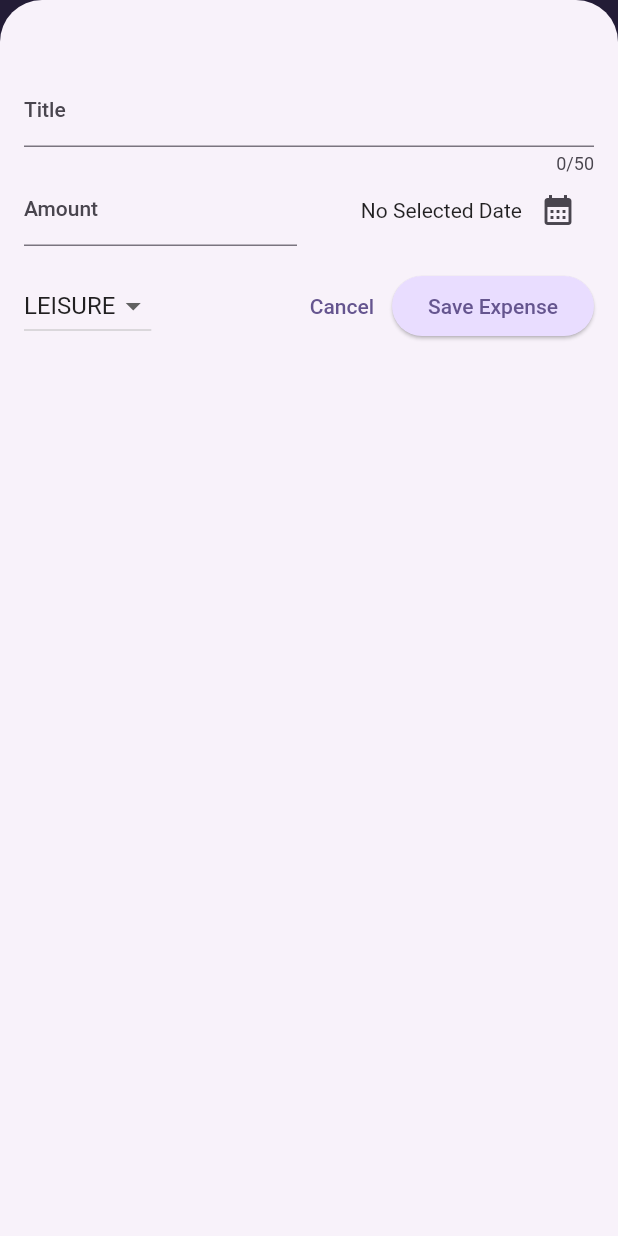
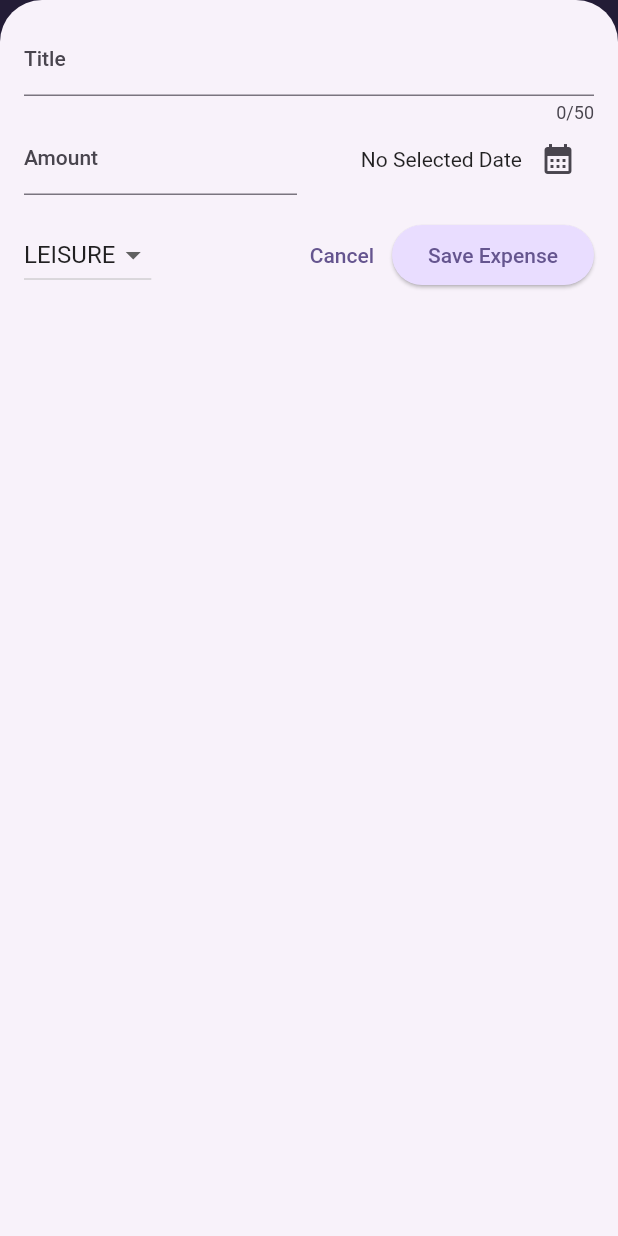
Before and after one commit to cdivyansh123/expense_tracker_app_flutter, a Flutter app: the screen it shows after launch, after a tap on the "add" icon, on a phone screen of 412 x 824 dp. Run offline on Flutter 3.47's test engine with Material 2 defaults, Android fonts, the phone set to English and light mode, and no system bars.

Commit message:
Final Commit

```diff
--- a/lib/main.dart
+++ b/lib/main.dart
@@ -1,48 +1,37 @@
 import 'package:expense_tracker_app_flutter/widgets/expenses.dart';
 import 'package:flutter/material.dart';
-import 'package:flutter/services.dart';
 
 var KcolorScheme =
-    ColorScheme.fromSeed(
+    ColorScheme.fromSeed(seedColor: const Color.fromARGB(255, 96, 59, 181));
 
-        seedColor: Color.fromARGB(255, 96, 59, 181));
-
-var kDarkScheme =
-    ColorScheme.fromSeed(
+var kDarkScheme = ColorScheme.fromSeed(
     brightness: Brightness.dark,
-        seedColor: Color.fromARGB(255, 5, 99, 125)
-    );
+    seedColor: const Color.fromARGB(255, 5, 99, 125));
 
 void main() {
-  // WidgetsFlutterBinding.ensureInitialized();
-  // SystemChrome.setPreferredOrientations([
-  //   DeviceOrientation.portraitUp,
-  //
-  // ]).then((fn){
   runApp(MaterialApp(
     darkTheme: ThemeData.dark().copyWith(
       useMaterial3: true,
       colorScheme: kDarkScheme,
-        cardTheme: CardTheme().copyWith(
+      cardTheme: const CardTheme().copyWith(
         color: kDarkScheme.secondaryContainer,
-          margin: EdgeInsets.symmetric(horizontal: 16, vertical: 8),
+        margin: const EdgeInsets.symmetric(horizontal: 16, vertical: 8),
       ),
       elevatedButtonTheme: ElevatedButtonThemeData(
         style: ElevatedButton.styleFrom(
             backgroundColor: kDarkScheme.primaryContainer,
-              foregroundColor: kDarkScheme.onPrimaryContainer
-          ),
+            foregroundColor: kDarkScheme.onPrimaryContainer),
       ),
     ),
     theme: ThemeData().copyWith(
         useMaterial3: true,
         colorScheme: KcolorScheme,
-          appBarTheme: AppBarTheme().copyWith(
+        appBarTheme: const AppBarTheme().copyWith(
             backgroundColor: KcolorScheme.onPrimaryContainer,
             foregroundColor: KcolorScheme.primaryContainer),
-          cardTheme: CardTheme().copyWith(
+        cardTheme: const CardTheme().copyWith(
           color: KcolorScheme.secondaryContainer,
-            margin: EdgeInsets.symmetric(horizontal: 16, vertical: 8),
+          margin: const EdgeInsets.symmetric(horizontal: 16, vertical: 8),
         ),
         elevatedButtonTheme: ElevatedButtonThemeData(
           style: ElevatedButton.styleFrom(
@@ -56,9 +45,7 @@
               fontSize: 16,
             ))),
     // themeMode: ThemeMode.system,
-      home: Expense(),
+    home: const Expense(),
     debugShowCheckedModeBanner: false,
   ));
-  // });
-
 }
--- a/lib/models/expenses.dart
+++ b/lib/models/expenses.dart
@@ -1,9 +1,8 @@
-import 'package:flutter/cupertino.dart';
 import 'package:flutter/material.dart';
 import 'package:intl/intl.dart';
 import 'package:uuid/uuid.dart';
 
-final uuid = Uuid();
+const uuid = Uuid();
 
 enum Category { food, travel, leisure, work }
 
@@ -35,25 +34,24 @@
   }
 }
 
-
-class ExpenseBucket{
+class ExpenseBucket {
   ExpenseBucket({
     required this.category,
     required this.expenses,
-});
+  });
 
-  ExpenseBucket.forCategory(
-      List<Expenses> allExpenses,
-      this.category
-      ):expenses=allExpenses.where((expense) => expense.category == category).toList();
+  ExpenseBucket.forCategory(List<Expenses> allExpenses, this.category)
+      : expenses = allExpenses
+            .where((expense) => expense.category == category)
+            .toList();
 
   final Category category;
   final List<Expenses> expenses;
 
-  double get totalExpenses{
-    double sum=0;
-    for(final expense in expenses){
-      sum=sum+expense.amount;
+  double get totalExpenses {
+    double sum = 0;
+    for (final expense in expenses) {
+      sum = sum + expense.amount;
     }
 
     return sum;
--- a/lib/widgets/chart/chart.dart
+++ b/lib/widgets/chart/chart.dart
@@ -1,6 +1,4 @@
 import 'package:flutter/material.dart';
-
-
 
 import '../../models/expenses.dart';
 import 'chart_bar.dart';
--- a/lib/widgets/chart/chart_bar.dart
+++ b/lib/widgets/chart/chart_bar.dart
@@ -21,7 +21,7 @@
             decoration: BoxDecoration(
               shape: BoxShape.rectangle,
               borderRadius:
-              const BorderRadius.vertical(top: Radius.circular(8)),
+                  const BorderRadius.vertical(top: Radius.circular(8)),
               color: isDarkMode
                   ? Theme.of(context).colorScheme.secondary
                   : Theme.of(context).colorScheme.primary.withOpacity(0.65),
--- a/lib/widgets/expense_list/expenses_item.dart
+++ b/lib/widgets/expense_list/expenses_item.dart
@@ -1,4 +1,3 @@
-import 'package:flutter/cupertino.dart';
 import 'package:flutter/material.dart';
 
 import '../../models/expenses.dart';
@@ -12,12 +11,15 @@
   Widget build(BuildContext context) {
     return Card(
       child: Padding(
-        padding: EdgeInsets.symmetric(horizontal: 20, vertical: 16),
+        padding: const EdgeInsets.symmetric(horizontal: 20, vertical: 16),
         child: Column(
           crossAxisAlignment: CrossAxisAlignment.start,
           children: [
-            Text(expense.title,style: Theme.of(context).textTheme.titleLarge,),
-            SizedBox(
+            Text(
+              expense.title,
+              style: Theme.of(context).textTheme.titleLarge,
+            ),
+            const SizedBox(
               height: 4,
             ),
             Row(
@@ -27,7 +29,7 @@
                 Row(
                   children: [
                     Icon(categoryIcons[expense.category]),
-                    SizedBox(
+                    const SizedBox(
                       height: 8,
                     ),
                     Text(expense.formattedDate),
--- a/lib/widgets/expense_list/expenses_list.dart
+++ b/lib/widgets/expense_list/expenses_list.dart
@@ -1,11 +1,10 @@
-import 'package:flutter/cupertino.dart';
 import 'package:flutter/material.dart';
 
 import '../../models/expenses.dart';
 import 'expenses_item.dart';
 
 class ExpenseList extends StatelessWidget {
-  ExpenseList(
+  const ExpenseList(
       {super.key, required this.expenses, required this.onRemoveExpenses});
 
   final List<Expenses> expenses;
@@ -20,8 +19,7 @@
           background: Container(
             color: Theme.of(context).colorScheme.error.withOpacity(0.75),
             margin: EdgeInsets.symmetric(
-              horizontal: Theme.of(context).cardTheme.margin!.horizontal
-            ),
+                horizontal: Theme.of(context).cardTheme.margin!.horizontal),
           ),
           onDismissed: (direction) {
             onRemoveExpenses(expenses[index]);
--- a/lib/widgets/expenses.dart
+++ b/lib/widgets/expenses.dart
@@ -6,6 +6,8 @@
 import '../models/expenses.dart';
 
 class Expense extends StatefulWidget {
+  const Expense({super.key});
+
   @override
   State<Expense> createState() {
     return _ExpenseState();
@@ -28,6 +30,7 @@
 
   void _openAddExpense() {
     showModalBottomSheet(
+        useSafeArea: true,
         isScrollControlled: true,
         context: context,
         builder: (ctx) => NewExpense(onAddExpense: addExpense));
@@ -45,8 +48,8 @@
       _registerExpense.remove(expense);
     });
     ScaffoldMessenger.of(context).showSnackBar(SnackBar(
-      duration: Duration(seconds: 3),
-      content: Text("Expense Deleted"),
+      duration: const Duration(seconds: 3),
+      content: const Text("Expense Deleted"),
       action: SnackBarAction(
         label: 'Undo',
         onPressed: () {
@@ -60,8 +63,8 @@
 
   @override
   Widget build(BuildContext context) {
-    final width=MediaQuery.of(context).size.width;
-    Widget maincontent = Center(
+    final width = MediaQuery.of(context).size.width;
+    Widget maincontent = const Center(
       child: Text("No expense found "),
     );
     if (_registerExpense.isNotEmpty) {
@@ -72,21 +75,24 @@
     }
     return Scaffold(
       appBar: AppBar(
-        title: Text("Expense Tracker"),
+        title: const Text("Expense Tracker"),
         actions: [
           IconButton(
               onPressed: () {
                 _openAddExpense();
                 //todo
               },
-              icon: Icon(Icons.add)),
+              icon: const Icon(Icons.add)),
         ],
       ),
-      body: width <600 ? Column(
+      body: width < 600
+          ? Column(
               children: [
                 Chart(expenses: _registerExpense),
-          Expanded(child: maincontent)],
-      ) : Row(
+                Expanded(child: maincontent)
+              ],
+            )
+          : Row(
               children: [
                 Expanded(child: Chart(expenses: _registerExpense)),
                 Expanded(child: maincontent)
--- a/lib/widgets/new_expense.dart
+++ b/lib/widgets/new_expense.dart
@@ -1,10 +1,10 @@
+import 'dart:io';
 import 'package:flutter/cupertino.dart';
 import 'package:flutter/material.dart';
-
 import '../models/expenses.dart';
 
 class NewExpense extends StatefulWidget {
-  NewExpense({super.key, required this.onAddExpense});
+  const NewExpense({super.key, required this.onAddExpense});
 
   final void Function(Expenses expense) onAddExpense;
 
@@ -33,6 +33,40 @@
     });
   }
 
+  void _showDialog() {
+    if (Platform.isIOS) {
+      showCupertinoDialog(
+          context: context,
+          builder: (ctx) => CupertinoAlertDialog(
+                title: const Text("Invalid Input"),
+                content: const Text(
+                    "please make sure a valid title, amount, date and category was entered"),
+                actions: [
+                  TextButton(
+                      onPressed: () {
+                        Navigator.pop(ctx);
+                      },
+                      child: const Text("close"))
+                ],
+              ));
+    } else {
+      showDialog(
+          context: context,
+          builder: (ctx) => AlertDialog(
+                title: const Text("Invalid Input"),
+                content: const Text(
+                    "please make sure a valid title, amount, date and category was entered"),
+                actions: [
+                  TextButton(
+                      onPressed: () {
+                        Navigator.pop(ctx);
+                      },
+                      child: const Text("close"))
+                ],
+              ));
+    }
+  }
+
   void _submitExpenseData() {
     final enteredAmount = double.tryParse(_amountController.text);
     final amountIsInvalid = enteredAmount == null || enteredAmount <= 0;
@@ -40,21 +74,7 @@
     if (_titleController.text.trim().isEmpty ||
         amountIsInvalid ||
         _selectedDate == null) {
-      showDialog(
-          context: context,
-          builder: (ctx) => AlertDialog(
-                title: Text("Invalid Input"),
-                content: Text(
-                    "please make sure a valid title, amount, date and category was entered"),
-                actions: [
-                  TextButton(
-                      onPressed: () {
-                        Navigator.pop(ctx);
-                      },
-                      child: Text("close"))
-                ],
-              ));
-
+      _showDialog();
       return;
     }
     widget.onAddExpense(Expenses(
@@ -74,54 +94,53 @@
 
   @override
   Widget build(BuildContext context) {
-    return Padding(
-      padding: EdgeInsets.fromLTRB(16, 50, 16, 16),
+    final keyboardSpace = MediaQuery.of(context).viewInsets.bottom;
+    return LayoutBuilder(builder: (ctx, constraints) {
+      final width = constraints.maxWidth;
+      return SizedBox(
+        height: double.infinity,
+        child: SingleChildScrollView(
+          child: Padding(
+            padding: EdgeInsets.fromLTRB(16, 16, 16, keyboardSpace + 16),
             child: Column(
               children: [
-          TextField(
+                if (width >= 600)
+                  Row(
+                    crossAxisAlignment: CrossAxisAlignment.start,
+                    children: [
+                      Expanded(
+                        child: TextField(
                           controller: _titleController,
                           maxLength: 50,
-            decoration: InputDecoration(
+                          decoration: const InputDecoration(
                             label: Text("Title"),
                           ),
                         ),
-          Row(
-            children: [
+                      ),
+                      const SizedBox(
+                        width: 24,
+                      ),
                       Expanded(
                         child: TextField(
                           controller: _amountController,
                           keyboardType: TextInputType.number,
-                  decoration: InputDecoration(
+                          decoration: const InputDecoration(
                             prefixText: '\u{20B9}',
                             label: Text("Amount"),
                           ),
                         ),
                       ),
-              SizedBox(
-                width: 16,
+                    ],
+                  )
+                else
+                  TextField(
+                    controller: _titleController,
+                    maxLength: 50,
+                    decoration: const InputDecoration(
+                      label: Text("Title"),
                     ),
-              Expanded(
-                child: Row(
-                  mainAxisAlignment: MainAxisAlignment.end,
-                  crossAxisAlignment: CrossAxisAlignment.center,
-                  children: [
-                    Text(_selectedDate == null
-                        ? "No Selected Date"
-                        : formatter.format(_selectedDate!)),
-                    IconButton(
-                        onPressed: () {
-                          _presentDatePicker();
-                          //todo
-                        },
-                        icon: Icon(Icons.calendar_month)),
-                  ],
                   ),
-              )
-            ],
-          ),
-          SizedBox(
-            height: 16,
-          ),
+                if (width >= 600)
                   Row(
                     children: [
                       DropdownButton(
@@ -144,19 +163,123 @@
                               _selectedCategory = value;
                             });
                           }),
-              Spacer(),
+                      const SizedBox(
+                        width: 24,
+                      ),
+                      Expanded(
+                        child: Row(
+                          mainAxisAlignment: MainAxisAlignment.end,
+                          crossAxisAlignment: CrossAxisAlignment.center,
+                          children: [
+                            Text(_selectedDate == null
+                                ? "No Selected Date"
+                                : formatter.format(_selectedDate!)),
+                            IconButton(
+                                onPressed: () {
+                                  _presentDatePicker();
+                                  //todo
+                                },
+                                icon: const Icon(Icons.calendar_month)),
+                          ],
+                        ),
+                      )
+                    ],
+                  )
+                else
+                  Row(
+                    children: [
+                      Expanded(
+                        child: TextField(
+                          controller: _amountController,
+                          keyboardType: TextInputType.number,
+                          decoration: const InputDecoration(
+                            prefixText: '\u{20B9}',
+                            label: Text("Amount"),
+                          ),
+                        ),
+                      ),
+                      const SizedBox(
+                        width: 16,
+                      ),
+                      Expanded(
+                        child: Row(
+                          mainAxisAlignment: MainAxisAlignment.end,
+                          crossAxisAlignment: CrossAxisAlignment.center,
+                          children: [
+                            Text(_selectedDate == null
+                                ? "No Selected Date"
+                                : formatter.format(_selectedDate!)),
+                            IconButton(
+                                onPressed: () {
+                                  _presentDatePicker();
+                                  //todo
+                                },
+                                icon: const Icon(Icons.calendar_month)),
+                          ],
+                        ),
+                      )
+                    ],
+                  ),
+                const SizedBox(
+                  height: 16,
+                ),
+                if (width >= 600)
+                  Row(
+                    children: [
+                      const Spacer(),
                       TextButton(
                           onPressed: () {
                             Navigator.pop(context);
                             //todo
                           },
-                  child: Text("Cancel")),
+                          child: const Text("Canc"
+                              ""
+                              "el")),
                       ElevatedButton(
-                  onPressed: _submitExpenseData, child: Text("Save Expense")),
+                          onPressed: _submitExpenseData,
+                          child: const Text("Save Expense")),
+                    ],
+                  )
+                else
+                  Row(
+                    children: [
+                      DropdownButton(
+                          value: _selectedCategory,
+                          items: Category.values
+                              .map(
+                                (category) => DropdownMenuItem(
+                                  value: category,
+                                  child: Text(
+                                    category.name.toUpperCase(),
+                                  ),
+                                ),
+                              )
+                              .toList(),
+                          onChanged: (value) {
+                            setState(() {
+                              if (value == null) {
+                                return;
+                              }
+                              _selectedCategory = value;
+                            });
+                          }),
+                      const Spacer(),
+                      TextButton(
+                          onPressed: () {
+                            Navigator.pop(context);
+                            //todo
+                          },
+                          child: const Text("Cancel")),
+                      ElevatedButton(
+                          onPressed: _submitExpenseData,
+                          child: const Text("Save Expense")),
                     ],
                   )
               ],
             ),
+          ),
+        ),
       );
+    });
   }
 }
```
Lines whose indentation alone changed are shown as unchanged.
